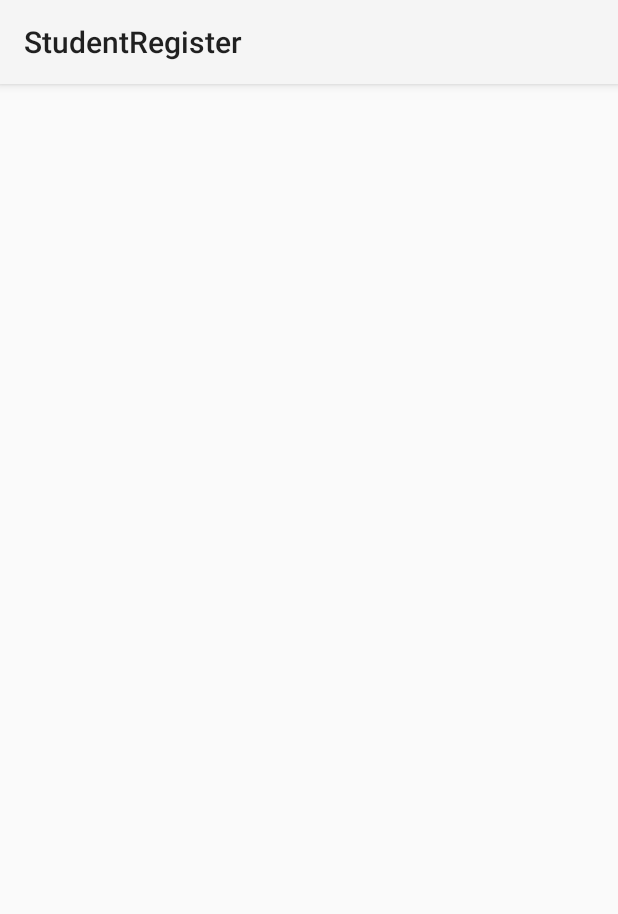
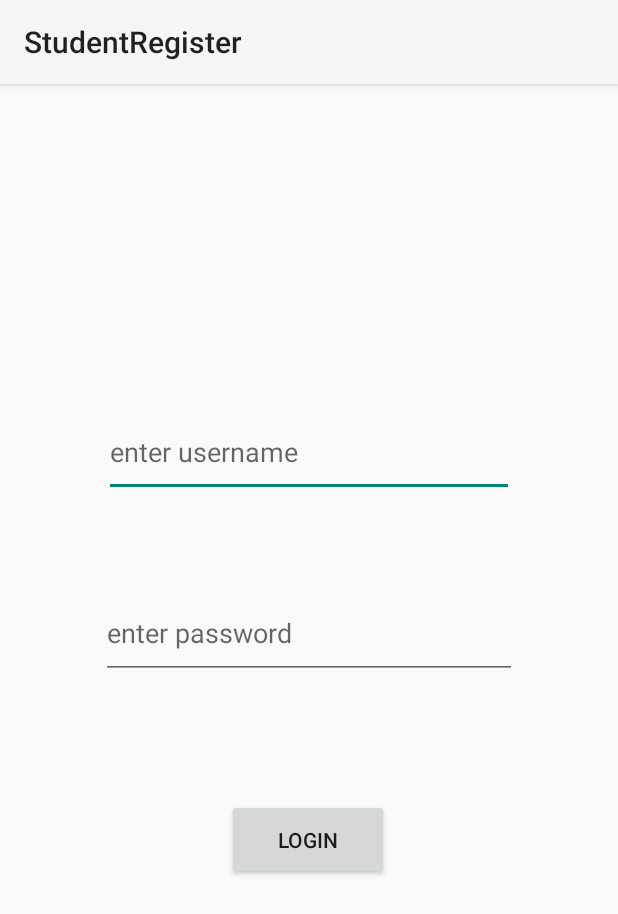
Before and after one commit to sam33na/SoftUser-Week6-Assignment, an Android app: the screen it shows after launch (MainActivity), on a phone screen of 412 x 824 dp. Shown: the top 914 px of the screen. Run offline under Robolectric (Android 15) with nearby library versions, the phone set to English and light mode, and no system bars.

Commit message:
login design/bind

```diff
--- a/app/src/main/java/com/sr/studentregister/MainActivity.kt
+++ b/app/src/main/java/com/sr/studentregister/MainActivity.kt
@@ -7,10 +7,21 @@ import android.widget.Button
 import android.widget.EditText
 
 class MainActivity : AppCompatActivity() {
+    private lateinit var username: EditText
+    private lateinit var password: EditText
+    private lateinit var login: Button
+
     override fun onCreate(savedInstanceState: Bundle?) {
         super.onCreate(savedInstanceState)
         setContentView(R.layout.activity_main)
 
+        username = findViewById(R.id.etUsr)
+        password = findViewById(R.id.etPw)
+        login = findViewById(R.id.btnLogin)
 
+        login.setOnClickListener {
+            val intent = Intent(this, HomeActivity::class.java)
+            startActivity(intent)
+        }
     }
 }
--- a/app/src/main/res/layout/activity_main.xml
+++ b/app/src/main/res/layout/activity_main.xml
@@ -7,4 +7,38 @@
     android:layout_height="match_parent"
     tools:context=".MainActivity">
 
+    <EditText
+        android:id="@+id/etUsr"
+        android:layout_width="273dp"
+        android:layout_height="59dp"
+        android:layout_marginTop="216dp"
+        android:ems="10"
+        android:hint="enter username"
+        android:inputType="textPersonName"
+        app:layout_constraintEnd_toEndOf="parent"
+        app:layout_constraintStart_toStartOf="parent"
+        app:layout_constraintTop_toTopOf="parent" />
+
+    <EditText
+        android:id="@+id/etPw"
+        android:layout_width="277dp"
+        android:layout_height="61dp"
+        android:layout_marginTop="60dp"
+        android:ems="10"
+        android:hint="enter password"
+        android:inputType="textPassword"
+        app:layout_constraintEnd_toEndOf="parent"
+        app:layout_constraintStart_toStartOf="parent"
+        app:layout_constraintTop_toBottomOf="@+id/etUsr" />
+
+    <Button
+        android:id="@+id/btnLogin"
+        android:layout_width="108dp"
+        android:layout_height="54dp"
+        android:layout_marginTop="80dp"
+        android:text="Login"
+        app:layout_constraintEnd_toEndOf="parent"
+        app:layout_constraintHorizontal_bias="0.498"
+        app:layout_constraintStart_toStartOf="parent"
+        app:layout_constraintTop_toBottomOf="@+id/etPw" />
 </androidx.constraintlayout.widget.ConstraintLayout>
```
